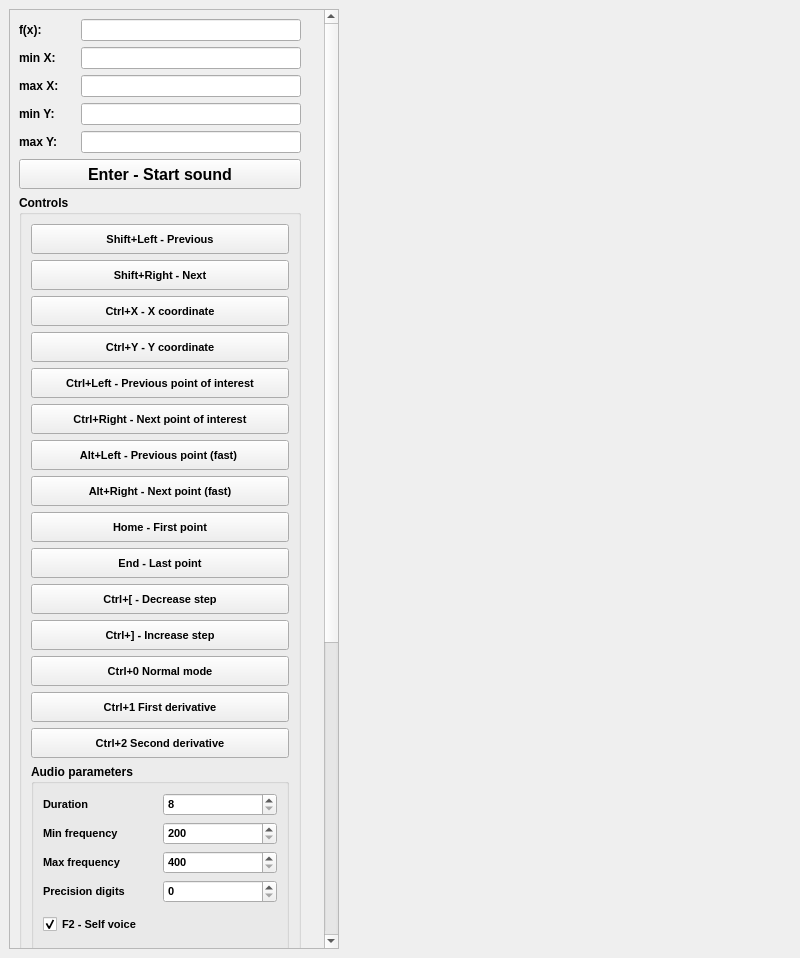
Qt form mainwindow.ui (nstrikos/audiographs-desktop) before a commit.
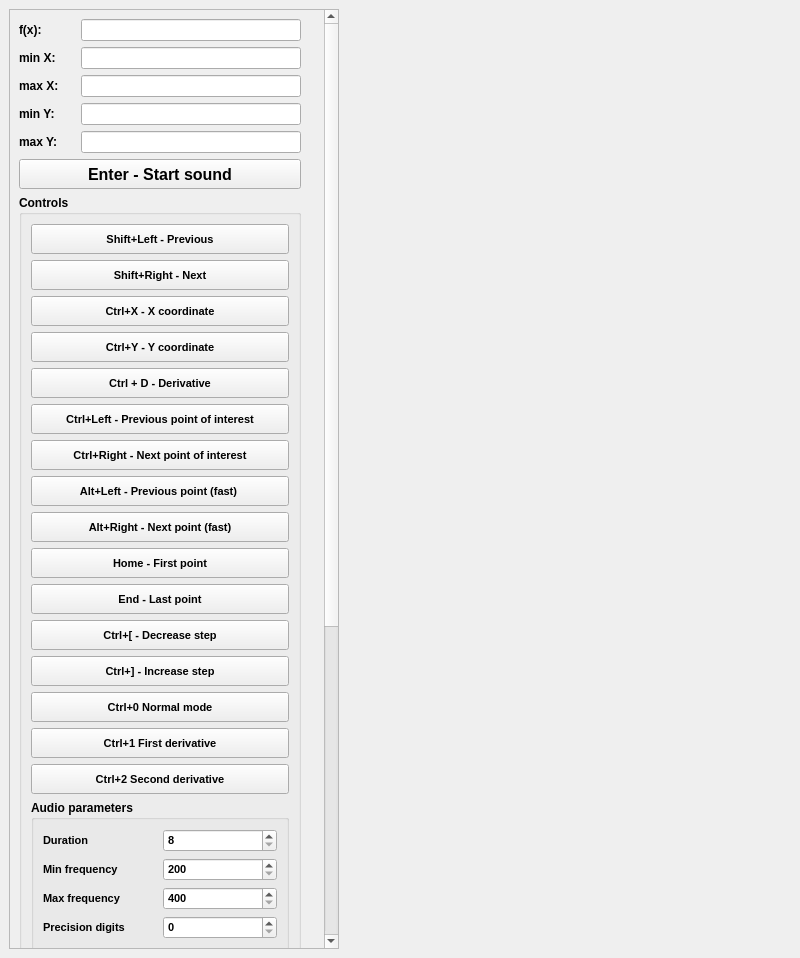
The same form after that commit. Custom widgets are drawn as their Qt base class.

Commit message: add say derivative, round second derivative

Patch:
```diff
--- a/mainwindow.ui
+++ b/mainwindow.ui
@@ -44,7 +44,7 @@
          <x>0</x>
          <y>0</y>
          <width>300</width>
-         <height>1492</height>
+         <height>1531</height>
         </rect>
        </property>
        <property name="minimumSize">
@@ -490,6 +490,35 @@
              </property>
             </widget>
            </item>
+           <item>
+            <widget class="QPushButton" name="derivativePushButton">
+             <property name="minimumSize">
+              <size>
+               <width>0</width>
+               <height>30</height>
+              </size>
+             </property>
+             <property name="maximumSize">
+              <size>
+               <width>16777215</width>
+               <height>30</height>
+              </size>
+             </property>
+             <property name="font">
+              <font>
+               <pointsize>8</pointsize>
+               <weight>75</weight>
+               <bold>true</bold>
+              </font>
+             </property>
+             <property name="accessibleName">
+              <string>Derivative</string>
+             </property>
+             <property name="text">
+              <string>Ctrl + D - Derivative</string>
+             </property>
+            </widget>
+           </item>
            <item>
             <widget class="QPushButton" name="previousPointInterestPushButton">
              <property name="minimumSize">
```
Left out of the diff: 3 changed lines with no effect on the pictures. The commit also changes 8 other files.
